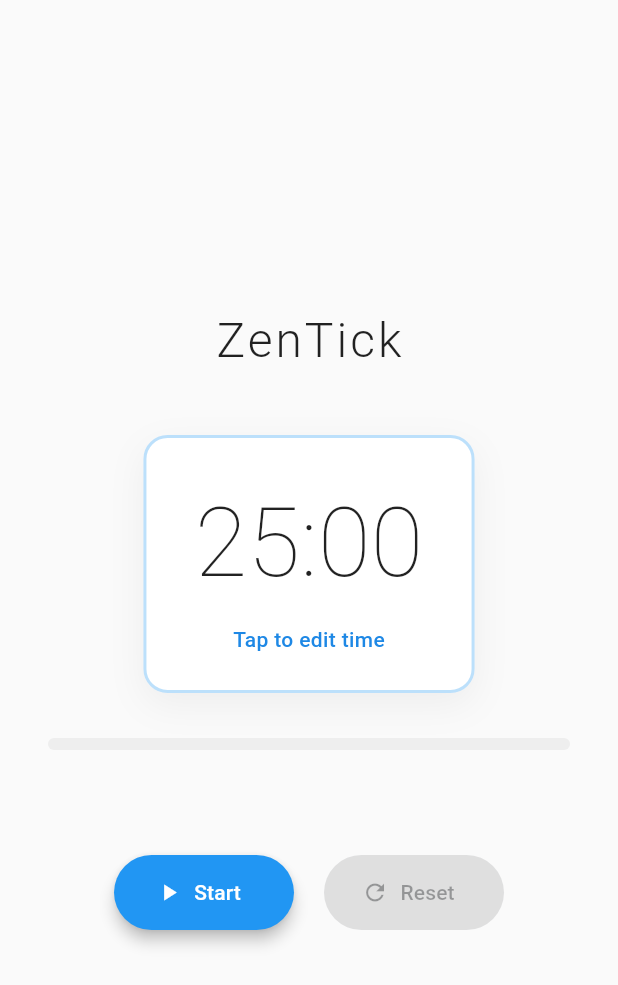
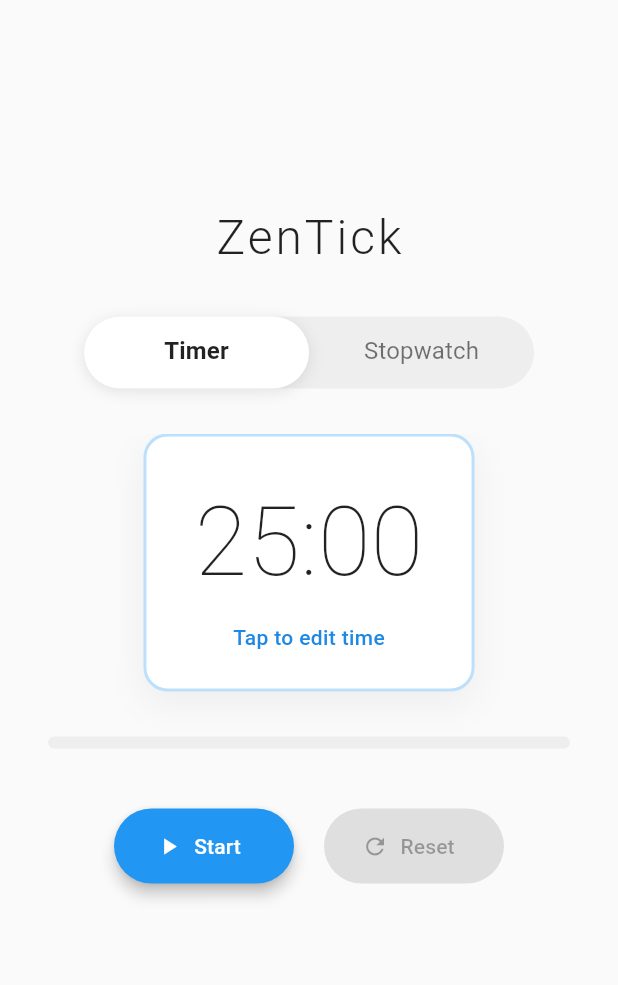
Before and after one commit to asad-shaik-md/ZenTick, a Flutter app: the screen it shows after launch, on a phone screen of 412 x 824 dp. Shown: the top 985 px of the screen. Run offline on Flutter 3.47's test engine with Material 3 defaults, Android fonts, the phone set to English and light mode, and no system bars; our stand-ins replace audioplayers; missing offline and left inert: window_manager; Roboto replaces fonts that are missing (SF Pro Display); statements that could not run were skipped.

Commit message:
feat: Add stopwatch functionality and integrate with timer view

```diff
--- a/lib/models/timer_state.dart
+++ b/lib/models/timer_state.dart
@@ -3,6 +3,7 @@ import 'package:flutter/foundation.dart';
 import '../services/window_service.dart';
 
 enum TimerStatus { initial, running, paused, finished }
+enum StopwatchStatus { initial, running, paused }
 
 class TimerState extends ChangeNotifier {
   static const int defaultDuration = 25 * 60; // 25 minutes in seconds
@@ -12,6 +13,11 @@ class TimerState extends ChangeNotifier {
   TimerStatus _status = TimerStatus.initial;
   Timer? _timer;
   bool _isFocusMode = false;
+
+  // Stopwatch properties
+  int _stopwatchTime = 0; // elapsed time in seconds
+  StopwatchStatus _stopwatchStatus = StopwatchStatus.initial;
+  Timer? _stopwatchTimer;
 
   // Getters
   int get duration => _duration;
@@ -24,10 +30,23 @@ class TimerState extends ChangeNotifier {
   bool get canStart => _status == TimerStatus.initial || _status == TimerStatus.paused;
   bool get canFocus => _status == TimerStatus.running;
 
+  // Stopwatch getters
+  int get stopwatchTime => _stopwatchTime;
+  StopwatchStatus get stopwatchStatus => _stopwatchStatus;
+  bool get isStopwatchRunning => _stopwatchStatus == StopwatchStatus.running;
+  bool get isStopwatchPaused => _stopwatchStatus == StopwatchStatus.paused;
+
   // Formatted time display
   String get formattedTime {
     final minutes = _remainingTime ~/ 60;
     final seconds = _remainingTime % 60;
+    return '${minutes.toString().padLeft(2, '0')}:${seconds.toString().padLeft(2, '0')}';
+  }
+
+  // Stopwatch formatted time display
+  String get stopwatchFormattedTime {
+    final minutes = _stopwatchTime ~/ 60;
+    final seconds = _stopwatchTime % 60;
     return '${minutes.toString().padLeft(2, '0')}:${seconds.toString().padLeft(2, '0')}';
   }
 
@@ -78,10 +97,35 @@ class TimerState extends ChangeNotifier {
   }
 
   void toggleFocusMode() {
-    if (_status == TimerStatus.running) {
+    if (_status == TimerStatus.running || _stopwatchStatus == StopwatchStatus.running) {
       _isFocusMode = !_isFocusMode;
       notifyListeners();
     }
+  }
+
+  // Stopwatch methods
+  void startStopwatch() {
+    if (_stopwatchStatus == StopwatchStatus.initial || _stopwatchStatus == StopwatchStatus.paused) {
+      _stopwatchStatus = StopwatchStatus.running;
+      _startStopwatchTimer();
+      notifyListeners();
+    }
+  }
+
+  void pauseStopwatch() {
+    if (_stopwatchStatus == StopwatchStatus.running) {
+      _stopwatchStatus = StopwatchStatus.paused;
+      _stopwatchTimer?.cancel();
+      notifyListeners();
+    }
+  }
+
+  void resetStopwatch() {
+    _stopwatchTimer?.cancel();
+    _stopwatchStatus = StopwatchStatus.initial;
+    _stopwatchTime = 0;
+    _isFocusMode = false;
+    notifyListeners();
   }
 
   void _startTimer() {
@@ -92,6 +136,13 @@ class TimerState extends ChangeNotifier {
       } else {
         _finish();
       }
+    });
+  }
+
+  void _startStopwatchTimer() {
+    _stopwatchTimer = Timer.periodic(const Duration(seconds: 1), (timer) {
+      _stopwatchTime++;
+      notifyListeners();
     });
   }
 
@@ -111,6 +162,7 @@ class TimerState extends ChangeNotifier {
   @override
   void dispose() {
     _timer?.cancel();
+    _stopwatchTimer?.cancel();
     super.dispose();
   }
 }
--- a/lib/widgets/main_timer_view.dart
+++ b/lib/widgets/main_timer_view.dart
@@ -10,12 +10,20 @@ class MainTimerView extends StatefulWidget {
   State<MainTimerView> createState() => _MainTimerViewState();
 }
 
-class _MainTimerViewState extends State<MainTimerView> {
+class _MainTimerViewState extends State<MainTimerView> with SingleTickerProviderStateMixin {
   bool _isEditingTime = false;
   final TextEditingController _minutesController = TextEditingController();
   final TextEditingController _secondsController = TextEditingController();
   final FocusNode _minutesFocus = FocusNode();
   final FocusNode _secondsFocus = FocusNode();
+
+  late TabController _tabController;
+
+  @override
+  void initState() {
+    super.initState();
+    _tabController = TabController(length: 2, vsync: this);
+  }
 
   @override
   void dispose() {
@@ -23,6 +31,7 @@ class _MainTimerViewState extends State<MainTimerView> {
     _secondsController.dispose();
     _minutesFocus.dispose();
     _secondsFocus.dispose();
+    _tabController.dispose();
     super.dispose();
   }
 
@@ -54,8 +63,73 @@ class _MainTimerViewState extends State<MainTimerView> {
                       letterSpacing: 2.0,
                     ),
                   ),
-                  const SizedBox(height: 40),
+                  const SizedBox(height: 30),
 
+                  // Tab Bar
+                  Container(
+                    width: 300,
+                    decoration: BoxDecoration(
+                      color: Colors.grey[200],
+                      borderRadius: BorderRadius.circular(25),
+                    ),
+                    child: TabBar(
+                      controller: _tabController,
+                      indicator: BoxDecoration(
+                        color: Colors.white,
+                        borderRadius: BorderRadius.circular(25),
+                        boxShadow: [
+                          BoxShadow(
+                            color: Colors.black.withValues(alpha: 0.1),
+                            blurRadius: 8,
+                            offset: const Offset(0, 2),
+                          ),
+                        ],
+                      ),
+                      indicatorSize: TabBarIndicatorSize.tab,
+                      dividerColor: Colors.transparent,
+                      labelColor: Colors.black87,
+                      unselectedLabelColor: Colors.black54,
+                      labelStyle: const TextStyle(
+                        fontWeight: FontWeight.w600,
+                        fontSize: 16,
+                      ),
+                      unselectedLabelStyle: const TextStyle(
+                        fontWeight: FontWeight.w400,
+                        fontSize: 16,
+                      ),
+                      tabs: const [
+                        Tab(text: 'Timer'),
+                        Tab(text: 'Stopwatch'),
+                      ],
+                    ),
+                  ),
+                  const SizedBox(height: 30),
+
+                  // Tab View Content
+                  SizedBox(
+                    height: 400,
+                    child: TabBarView(
+                      controller: _tabController,
+                      children: [
+                        // Timer Tab
+                        _buildTimerTab(timerState),
+                        // Stopwatch Tab
+                        _buildStopwatchTab(timerState),
+                      ],
+                    ),
+                  ),
+                ],
+              ),
+            ),
+          );
+        },
+      ),
+    );
+  }
+
+  Widget _buildTimerTab(TimerState timerState) {
+    return Column(
+      children: [
         // Timer Display
         _buildTimerDisplay(timerState),
         const SizedBox(height: 30),
@@ -63,12 +137,6 @@ class _MainTimerViewState extends State<MainTimerView> {
         // Progress Bar
         _buildProgressBar(timerState),
         const SizedBox(height: 40),
-
-                  // Duration Selector (only when not running) - Now just empty space
-                  if (timerState.status == TimerStatus.initial)
-                    const SizedBox(height: 0),
-
-                  const SizedBox(height: 30),
 
         // Control Buttons
         _buildControlButtons(context, timerState),
@@ -79,11 +147,48 @@ class _MainTimerViewState extends State<MainTimerView> {
           _buildFocusButton(context, timerState),
         ],
       ],
+    );
+  }
+
+  Widget _buildStopwatchTab(TimerState timerState) {
+    return Column(
+      children: [
+        // Stopwatch Display
+        Container(
+          padding: const EdgeInsets.symmetric(horizontal: 32, vertical: 24),
+          decoration: BoxDecoration(
+            color: Colors.white,
+            borderRadius: BorderRadius.circular(16),
+            boxShadow: [
+              BoxShadow(
+                color: Colors.black.withValues(alpha: 0.05),
+                blurRadius: 20,
+                offset: const Offset(0, 8),
+              ),
+            ],
+          ),
+          child: Text(
+            timerState.stopwatchFormattedTime,
+            style: const TextStyle(
+              fontSize: 64,
+              fontWeight: FontWeight.w200,
+              color: Colors.black87,
+              fontFeatures: [FontFeature.tabularFigures()],
             ),
           ),
-          );
-        },
         ),
+
+        const SizedBox(height: 40),
+
+        // Stopwatch Control Buttons
+        _buildStopwatchButtons(context, timerState),
+
+        // Focus Button (only when running)
+        if (timerState.isStopwatchRunning) ...[
+          const SizedBox(height: 20),
+          _buildStopwatchFocusButton(context, timerState),
+        ],
+      ],
     );
   }
 
@@ -381,4 +486,56 @@ class _MainTimerViewState extends State<MainTimerView> {
       ),
     );
   }
+
+  Widget _buildStopwatchButtons(BuildContext context, TimerState timerState) {
+    return Row(
+      mainAxisAlignment: MainAxisAlignment.center,
+      children: [
+        // Start/Pause Button
+        _buildControlButton(
+          onPressed: timerState.stopwatchStatus == StopwatchStatus.initial || timerState.isStopwatchPaused
+              ? timerState.startStopwatch
+              : timerState.isStopwatchRunning
+                  ? timerState.pauseStopwatch
+                  : null,
+          icon: timerState.isStopwatchRunning ? Icons.pause : Icons.play_arrow,
+          label: timerState.isStopwatchRunning ? 'Pause' : 'Start',
+          isPrimary: true,
+        ),
+
+        const SizedBox(width: 20),
+
+        // Reset Button
+        _buildControlButton(
+          onPressed: timerState.stopwatchStatus != StopwatchStatus.initial ? timerState.resetStopwatch : null,
+          icon: Icons.refresh,
+          label: 'Reset',
+          isPrimary: false,
+        ),
+      ],
+    );
   }
+
+  Widget _buildStopwatchFocusButton(BuildContext context, TimerState timerState) {
+    return SizedBox(
+      width: 200,
+      height: 45,
+      child: ElevatedButton.icon(
+        onPressed: () async {
+          timerState.toggleFocusMode();
+          await WindowService.setupFocusMode();
+        },
+        icon: const Icon(Icons.center_focus_strong),
+        label: const Text('Enter Focus Mode'),
+        style: ElevatedButton.styleFrom(
+          backgroundColor: Colors.orange,
+          foregroundColor: Colors.white,
+          elevation: 3,
+          shape: RoundedRectangleBorder(
+            borderRadius: BorderRadius.circular(22),
+          ),
+        ),
+      ),
+    );
+  }
+}
```
Also changed, not shown: lib/widgets/focus_timer_view.dart (+10 -4 lines). Lines whose indentation alone changed are shown as unchanged.
